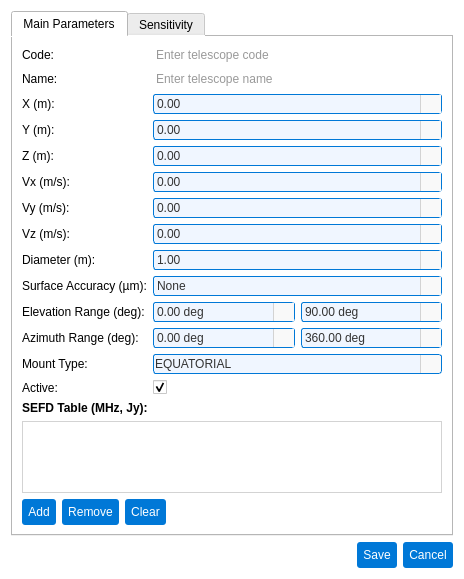
First picture: the form in pastrocore/gui_pyside/dialog_editor_telescope.ui, repository Torward1024/pAstroCORE, before the edit.
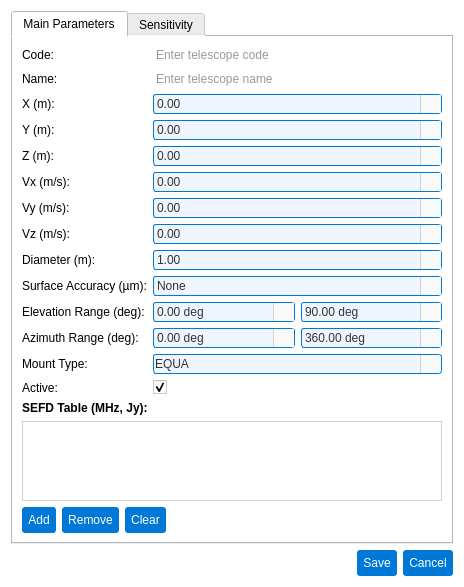
Second picture: the form after the edit. Icons and pictures are not drawn.

The edit to the form file:
```diff
--- a/pastrocore/gui_pyside/dialog_editor_telescope.ui
+++ b/pastrocore/gui_pyside/dialog_editor_telescope.ui
@@ -10,7 +10,7 @@
     <x>0</x>
     <y>0</y>
     <width>464</width>
-    <height>568</height>
+    <height>587</height>
    </rect>
   </property>
   <property name="windowTitle">
@@ -1333,7 +1333,7 @@
            </property>
            <item>
             <property name="text">
-             <string>EQUATORIAL</string>
+             <string>EQUA</string>
             </property>
            </item>
            <item>
```
Left out of the diff: 7 changed lines with no effect on the pictures.
